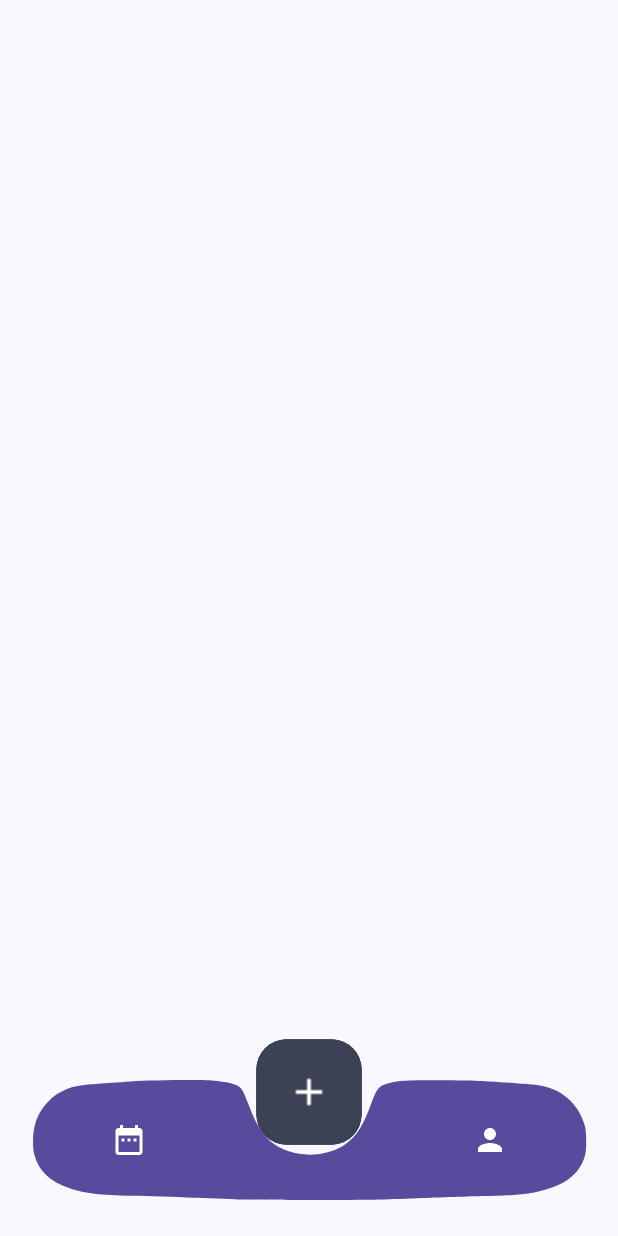
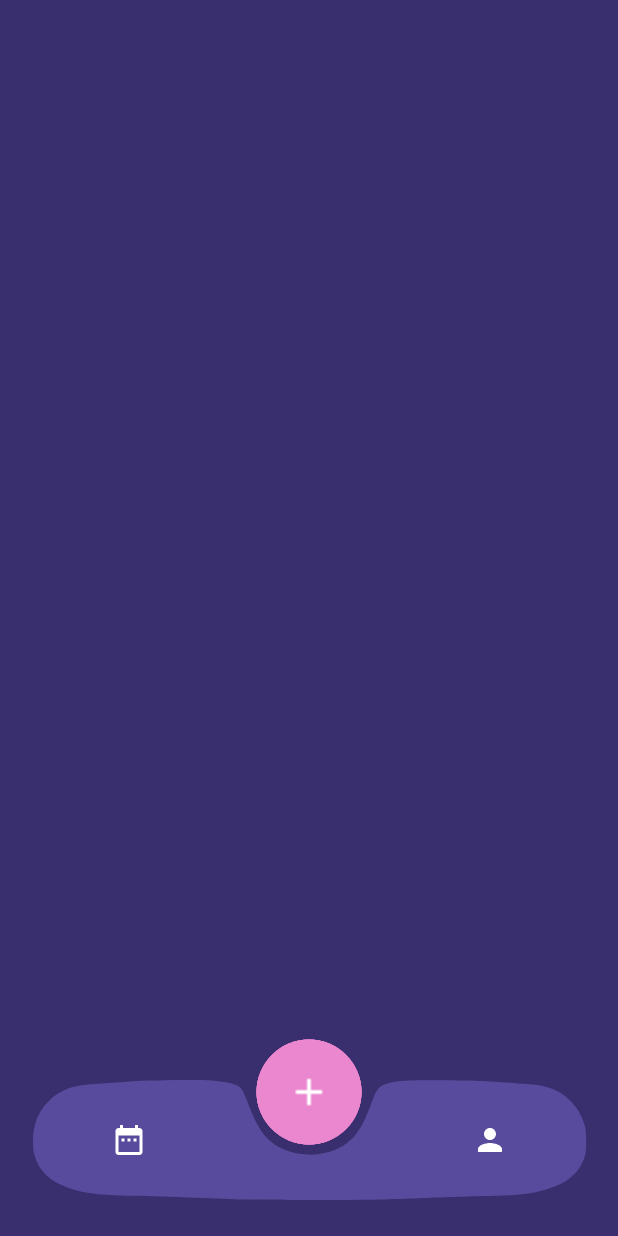
Before and after one commit to YadavYashvant/Valo-chars, an Android app built with Jetpack Compose: the screen it shows after launch (MainActivity), on a phone screen of 412 x 824 dp. Run offline under Robolectric (Android 15) with nearby library versions, the phone set to English and light mode, and no system bars.

Commit message:
making bottom navigation bar

```diff
--- a/app/src/main/java/com/example/quickity/Daos/EmployeeDao.kt
+++ b/app/src/main/java/com/example/quickity/Daos/EmployeeDao.kt
@@ -1,5 +1,6 @@
 package com.example.quickity.Daos
 
+/*
 import androidx.room.Dao
 import androidx.room.Delete
 import androidx.room.Insert
@@ -25,4 +26,4 @@ interface EmployeeDao {
 
     @Delete
     suspend fun deleteEmployee(employee: Employee)
-}
+}*/
--- a/app/src/main/java/com/example/quickity/Databases/EmployeeDatabase.kt
+++ b/app/src/main/java/com/example/quickity/Databases/EmployeeDatabase.kt
@@ -1,4 +1,5 @@
 package com.example.quickity.Databases
+/*
 
 import android.content.Context
 import androidx.room.Database
@@ -37,4 +38,4 @@ abstract class EmployeeDatabase : RoomDatabase() {
     }
 
 
-}
+}*/
--- a/app/src/main/java/com/example/quickity/MainActivity.kt
+++ b/app/src/main/java/com/example/quickity/MainActivity.kt
@@ -8,27 +8,17 @@ import androidx.compose.foundation.layout.fillMaxSize
 import androidx.compose.foundation.layout.fillMaxWidth
 import androidx.compose.foundation.layout.padding
 import androidx.compose.foundation.lazy.LazyColumn
+import androidx.compose.material.MaterialTheme
+import androidx.compose.material.Surface
 import androidx.compose.material.icons.Icons
 import androidx.compose.material.icons.filled.Add
-import androidx.compose.material3.Button
-import androidx.compose.material3.Icon
-import androidx.compose.material3.MaterialTheme
-import androidx.compose.material3.Surface
-import androidx.compose.material3.Text
 import androidx.compose.runtime.Composable
 import androidx.compose.ui.Modifier
 import androidx.compose.ui.platform.LocalContext
 import androidx.compose.ui.tooling.preview.Preview
 import androidx.compose.ui.unit.dp
-import androidx.hilt.navigation.compose.hiltViewModel
-import androidx.navigation.compose.NavHost
-import androidx.navigation.compose.composable
-import androidx.navigation.compose.rememberNavController
-import com.example.quickity.models.Employee
 import com.example.quickity.ui.screens.HolderScreen
-import com.example.quickity.ui.screens.HomeScreen
 import com.example.quickity.ui.theme.QuickityTheme
-import dagger.hilt.android.AndroidEntryPoint
 
 //@AndroidEntryPoint
 class MainActivity : ComponentActivity() {
@@ -38,7 +28,7 @@ class MainActivity : ComponentActivity() {
             QuickityTheme {
                 Surface(
                     modifier = Modifier.fillMaxSize(),
-                    color = MaterialTheme.colorScheme.background
+                    color = MaterialTheme.colors.background
                 ) {
                     HolderScreen()
                     /*Text(text = "Welcome to quickity",
--- a/app/src/main/java/com/example/quickity/QuickityApplication.kt
+++ b/app/src/main/java/com/example/quickity/QuickityApplication.kt
@@ -1,8 +1,6 @@
 package com.example.quickity
 
 import android.app.Application
-import dagger.hilt.android.HiltAndroidApp
-
 /*
 
 @HiltAndroidApp
--- a/app/src/main/java/com/example/quickity/Repositories/EmployeeRepository.kt
+++ b/app/src/main/java/com/example/quickity/Repositories/EmployeeRepository.kt
@@ -1,5 +1,6 @@
 package com.example.quickity.Repositories
 
+/*
 import androidx.lifecycle.MutableLiveData
 import com.example.quickity.Daos.EmployeeDao
 import com.example.quickity.models.Employee
@@ -32,4 +33,4 @@ class EmployeeRepository(private val employeeDao: EmployeeDao) {
     }
 
 
-}
+}*/
--- a/app/src/main/java/com/example/quickity/Viewmodels/HomeViewModel.kt
+++ b/app/src/main/java/com/example/quickity/Viewmodels/HomeViewModel.kt
@@ -2,10 +2,6 @@ package com.example.quickity.Viewmodels
 
 import androidx.lifecycle.LiveData
 import androidx.lifecycle.ViewModel
-import com.example.quickity.Repositories.EmployeeRepository
-import com.example.quickity.models.Employee
-import dagger.hilt.android.lifecycle.HiltViewModel
-import javax.inject.Inject
 
 
 /*
--- a/app/src/main/java/com/example/quickity/models/Employee.kt
+++ b/app/src/main/java/com/example/quickity/models/Employee.kt
@@ -1,5 +1,6 @@
 package com.example.quickity.models
 
+/*
 import android.os.Parcelable
 import androidx.annotation.NonNull
 import androidx.room.ColumnInfo
@@ -27,3 +28,4 @@ data class Employee(
     @ColumnInfo(name = "designation")
     var employeeDesignation: String,
 ) : Parcelable
+*/
--- a/app/src/main/java/com/example/quickity/ui/screens/HolderScreen.kt
+++ b/app/src/main/java/com/example/quickity/ui/screens/HolderScreen.kt
@@ -20,6 +20,11 @@ import androidx.compose.foundation.layout.height
 import androidx.compose.foundation.layout.padding
 import androidx.compose.foundation.layout.size
 import androidx.compose.foundation.shape.CircleShape
+import androidx.compose.material.FloatingActionButton
+import androidx.compose.material.FloatingActionButtonDefaults
+import androidx.compose.material.Icon
+import androidx.compose.material.IconButton
+import androidx.compose.material.MaterialTheme
 import androidx.compose.material.icons.Icons
 import androidx.compose.material.icons.filled.Add
 import androidx.compose.material.icons.filled.DateRange
@@ -27,11 +32,6 @@ import androidx.compose.material.icons.filled.Home
 import androidx.compose.material.icons.filled.Person
 import androidx.compose.material.icons.filled.Settings
 import androidx.compose.material.icons.filled.ShoppingCart
-import androidx.compose.material3.FloatingActionButton
-import androidx.compose.material3.FloatingActionButtonDefaults
-import androidx.compose.material3.Icon
-import androidx.compose.material3.IconButton
-import androidx.compose.material3.MaterialTheme
 import androidx.compose.runtime.Composable
 import androidx.compose.runtime.getValue
 import androidx.compose.runtime.mutableStateOf
@@ -128,7 +128,7 @@ fun MainScreen(
     ) {
         CustomBottomNavigation()
         Circle(
-            color = MaterialTheme.colorScheme.primary.copy(alpha = 0.5f),
+            color = MaterialTheme.colors.primary.copy(alpha = 0.5f),
             animationProgress = 0.5f
         )
 
@@ -253,13 +253,13 @@ fun AnimatedFab(
     modifier: Modifier,
     icon: ImageVector? = null,
     opacity: Float = 1f,
-    backgroundColor: Color = MaterialTheme.colorScheme.secondary,
+    backgroundColor: Color = MaterialTheme.colors.secondary,
     onClick: () -> Unit = {}
 ) {
     FloatingActionButton(
         onClick = onClick,
         elevation = FloatingActionButtonDefaults.elevation(0.dp, 0.dp, 0.dp, 0.dp),
-        containerColor = backgroundColor,
+        backgroundColor = backgroundColor,
         modifier = modifier.scale(1.25f)
     ) {
         icon?.let {
--- a/app/src/main/java/com/example/quickity/ui/screens/HomeScreen.kt
+++ b/app/src/main/java/com/example/quickity/ui/screens/HomeScreen.kt
@@ -1,5 +1,6 @@
 package com.example.quickity.ui.screens
 
+/*
 import androidx.compose.material3.Text
 import androidx.compose.runtime.Composable
 import androidx.navigation.NavController
@@ -7,4 +8,4 @@ import androidx.navigation.NavController
 @Composable
 fun HomeScreen(navController: NavController) {
     Text(text = "Home Screen")
-}
+}*/
--- a/app/src/main/java/com/example/quickity/ui/theme/Color.kt
+++ b/app/src/main/java/com/example/quickity/ui/theme/Color.kt
@@ -1,5 +1,13 @@
 package com.example.quickity.ui.theme
 
+
+import androidx.compose.ui.graphics.Color
+
+val Purple200 = Color(0xFFBB86FC)
+val Purple700 = Color(0xFF3700B3)
+val Pink = Color(0xFFEB87CE)
+val DarkPurple = Color(0xFF3A2F6E)
+/*
 import androidx.compose.ui.graphics.Color
 
 val Purple80 = Color(0xFFD0BCFF)
@@ -8,4 +16,4 @@ val Pink80 = Color(0xFFEFB8C8)
 
 val Purple40 = Color(0xFF6650a4)
 val PurpleGrey40 = Color(0xFF625b71)
-val Pink40 = Color(0xFF7D5260)
+val Pink40 = Color(0xFF7D5260)*/
--- a/app/src/main/java/com/example/quickity/ui/theme/Shape.kt
+++ b/app/src/main/java/com/example/quickity/ui/theme/Shape.kt
@@ -1,7 +1,7 @@
 package com.example.quickity.ui.theme
 
 import androidx.compose.foundation.shape.RoundedCornerShape
-import androidx.compose.material3.Shapes
+import androidx.compose.material.Shapes
 import androidx.compose.ui.unit.dp
 
 val Shapes = Shapes(
--- a/app/src/main/java/com/example/quickity/ui/theme/Theme.kt
+++ b/app/src/main/java/com/example/quickity/ui/theme/Theme.kt
@@ -1,44 +1,28 @@
 package com.example.quickity.ui.theme
 
-import android.app.Activity
-import android.os.Build
-import androidx.compose.foundation.isSystemInDarkTheme
-import androidx.compose.material3.MaterialTheme
-import androidx.compose.material3.darkColorScheme
-import androidx.compose.material3.dynamicDarkColorScheme
-import androidx.compose.material3.dynamicLightColorScheme
-import androidx.compose.material3.lightColorScheme
+import androidx.compose.material.darkColors
+import androidx.compose.material.MaterialTheme
 import androidx.compose.runtime.Composable
-import androidx.compose.runtime.SideEffect
-import androidx.compose.ui.graphics.toArgb
-import androidx.compose.ui.platform.LocalContext
-import androidx.compose.ui.platform.LocalView
-import androidx.core.view.WindowCompat
 
 const val DEFAULT_PADDING = 44
 
-private val DarkColorScheme = darkColorScheme(
-    primary = Purple80,
-    secondary = PurpleGrey80,
-    tertiary = Pink80
+private val DarkColorPalette = darkColors(
+    primary = Purple200,
+    //primaryVariant = Purple700,
+    secondary = Pink,
+    background = DarkPurple
 )
 
-private val LightColorScheme = lightColorScheme(
-    primary = Purple40,
-    secondary = PurpleGrey40,
-    tertiary = Pink40
-
-    /* Other default colors to override
-    background = Color(0xFFFFFBFE),
-    surface = Color(0xFFFFFBFE),
-    onPrimary = Color.White,
-    onSecondary = Color.White,
-    onTertiary = Color.White,
-    onBackground = Color(0xFF1C1B1F),
-    onSurface = Color(0xFF1C1B1F),
-    */
-)
-
+@Composable
+fun QuickityTheme(content: @Composable () -> Unit) {
+    MaterialTheme(
+        colors = DarkColorPalette,
+        typography = Typography,
+        shapes = Shapes,
+        content = content
+    )
+}
+/*
 @Composable
 fun QuickityTheme(
     darkTheme: Boolean = isSystemInDarkTheme(),
@@ -69,4 +53,4 @@ fun QuickityTheme(
         typography = Typography,
         content = content
     )
-}
+}*/
--- a/app/src/main/java/com/example/quickity/ui/theme/Type.kt
+++ b/app/src/main/java/com/example/quickity/ui/theme/Type.kt
@@ -1,6 +1,6 @@
 package com.example.quickity.ui.theme
 
-import androidx.compose.material3.Typography
+import androidx.compose.material.Typography
 import androidx.compose.ui.text.TextStyle
 import androidx.compose.ui.text.font.FontFamily
 import androidx.compose.ui.text.font.FontWeight
@@ -8,7 +8,7 @@ import androidx.compose.ui.unit.sp
 
 // Set of Material typography styles to start with
 val Typography = Typography(
-    bodyLarge = TextStyle(
+    body1 = TextStyle(
         fontFamily = FontFamily.Default,
         fontWeight = FontWeight.Normal,
         fontSize = 16.sp,
--- a/app/src/main/res/values/colors.xml
+++ b/app/src/main/res/values/colors.xml
@@ -3,6 +3,7 @@
     <color name="purple_200">#FFBB86FC</color>
     <color name="purple_500">#FF6200EE</color>
     <color name="purple_700">#FF3700B3</color>
+    <color name="dark_purple">#FF3A2F6E</color>
     <color name="teal_200">#FF03DAC5</color>
     <color name="teal_700">#FF018786</color>
     <color name="black">#FF000000</color>
--- a/app/src/main/res/values/themes.xml
+++ b/app/src/main/res/values/themes.xml
@@ -1,5 +1,8 @@
 <?xml version="1.0" encoding="utf-8"?>
 <resources>
 
-    <style name="Theme.Quickity" parent="android:Theme.Material.Light.NoActionBar" />
+    <style name="Theme.Quickity" parent="android:Theme.Material.Light.NoActionBar" >
+        <item name="android:statusBarColor">@color/dark_purple</item>
+        <item name="android:navigationBarColor">@color/dark_purple</item>
+    </style>
 </resources>
```
Also changed, not shown: app/build.gradle (+19 -7 lines), build.gradle (+8 -3 lines).
